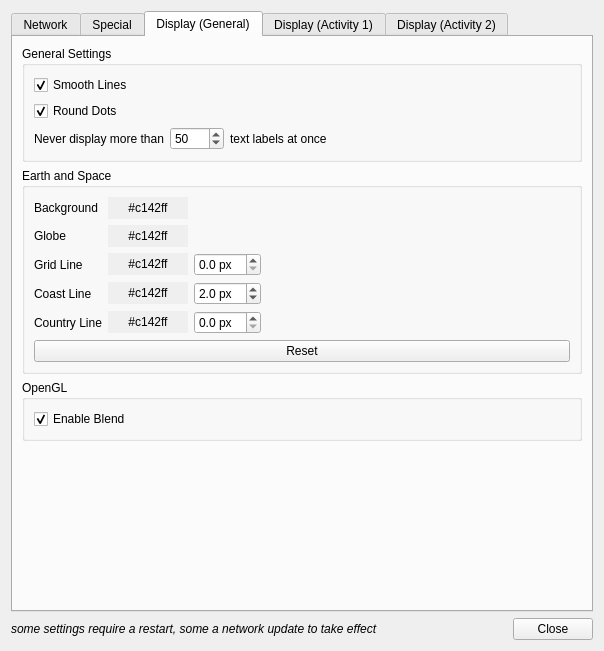
Before: the Qt Designer form trunk/QuteScoop/src/PreferencesDialog.ui in qutescoop/qutescoop, drawn with Qt 5.
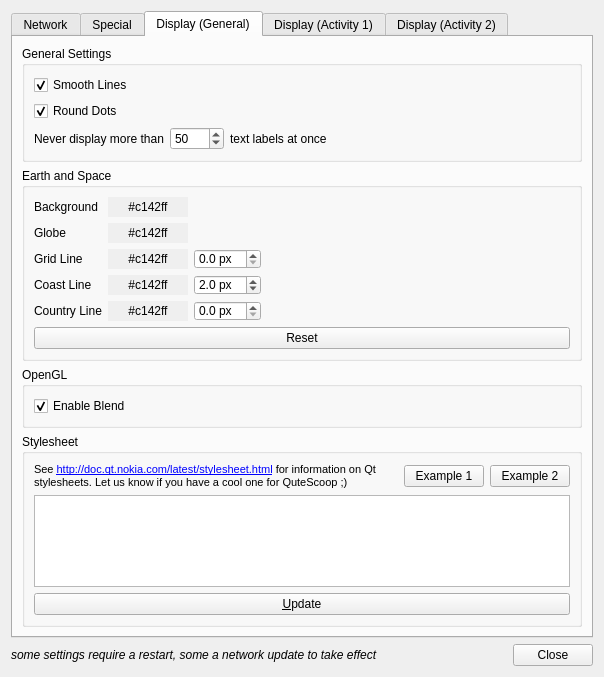
After: the same form once the commit is applied. The open tabs and pages were chosen to show the change. Icons and pictures are not drawn.

Commit message: some new stuff: * output debug to 'log.txt' * added styleSheet support * brought back "Show all routes" * lightColors.ini holds a lighter colorscheme * Some new texts in menus and in windows * README had old info. Changed to README.html and gets now dynamically loaded

```diff
--- a/trunk/QuteScoop/src/PreferencesDialog.ui
+++ b/trunk/QuteScoop/src/PreferencesDialog.ui
@@ -178,13 +178,26 @@
                </item>
                <item>
                 <widget class="QCheckBox" name="cbSaveWhazzupData">
+                 <property name="toolTip">
+                  <string>Saves downloaded status data to /downloaded. Can be used to record whole evenings. Replay with Time Warp and &quot;use downloaded&quot;.</string>
+                 </property>
                  <property name="text">
-                  <string>Save downloaded Whazzupdata on hard disk</string>
+                  <string>Save Whazzups</string>
                  </property>
                 </widget>
                </item>
               </layout>
              </item>
+             <item>
+              <widget class="QCheckBox" name="cbShootScreenshots">
+               <property name="toolTip">
+                <string>Saves screenshots to /screenshots whenever new data is displayed. Together with &quot;Save Whazzups&quot;, this allows to make movies of whole evenings.</string>
+               </property>
+               <property name="text">
+                <string>Save &amp;screenshots</string>
+               </property>
+              </widget>
+             </item>
             </layout>
            </widget>
           </item>
@@ -418,7 +431,7 @@
              <bool>true</bool>
             </property>
             <property name="text">
-             <string>Check for  programm and datafile updates</string>
+             <string>Check for program and datafile updates</string>
             </property>
             <property name="checked">
              <bool>true</bool>
@@ -428,7 +441,10 @@
           <item>
            <widget class="QCheckBox" name="cbSendVersionInfo">
             <property name="enabled">
-             <bool>true</bool>
+             <bool>false</bool>
+            </property>
+            <property name="toolTip">
+             <string>Disabled due to server move</string>
             </property>
             <property name="text">
              <string>Send version number, platform and preferred network to server</string>
@@ -790,7 +806,7 @@
           <item>
            <widget class="QPushButton" name="pbImportFromFile">
             <property name="toolTip">
-             <string>Reads settings from .ini file.</string>
+             <string>Reads settings from .ini file. This does not replace your current settings, but gets merged with it. That means, only values present in the new .ini will actually be changed.</string>
             </property>
             <property name="text">
              <string>Import settings from file</string>
@@ -1145,6 +1161,72 @@
          </layout>
         </widget>
        </item>
+       <item>
+        <widget class="QGroupBox" name="gbStylesheet">
+         <property name="title">
+          <string>Stylesheet</string>
+         </property>
+         <layout class="QVBoxLayout" name="verticalLayout_11">
+          <item>
+           <layout class="QHBoxLayout" name="horizontalLayout_6">
+            <item>
+             <widget class="QLabel" name="label_18">
+              <property name="sizePolicy">
+               <sizepolicy hsizetype="Expanding" vsizetype="Preferred">
+                <horstretch>0</horstretch>
+                <verstretch>0</verstretch>
+               </sizepolicy>
+              </property>
+              <property name="text">
+               <string>&lt;!DOCTYPE HTML PUBLIC &quot;-//W3C//DTD HTML 4.0//EN&quot; &quot;http://www.w3.org/TR/REC-html40/strict.dtd&quot;&gt;
+&lt;html&gt;&lt;head&gt;&lt;meta name=&quot;qrichtext&quot; content=&quot;1&quot; /&gt;&lt;style type=&quot;text/css&quot;&gt;
+p, li { white-space: pre-wrap; }
+&lt;/style&gt;&lt;/head&gt;&lt;body style=&quot; font-family:'MS Shell Dlg 2'; font-size:8.25pt; font-weight:400; font-style:normal;&quot;&gt;
+&lt;p style=&quot; margin-top:0px; margin-bottom:0px; margin-left:0px; margin-right:0px; -qt-block-indent:0; text-indent:0px;&quot;&gt;&lt;span style=&quot; font-size:8pt;&quot;&gt;See &lt;/span&gt;&lt;a href=&quot;http://doc.qt.nokia.com/latest/stylesheet.html&quot;&gt;&lt;span style=&quot; font-size:8pt; text-decoration: underline; color:#0000ff;&quot;&gt;http://doc.qt.nokia.com/latest/stylesheet.html&lt;/span&gt;&lt;/a&gt;&lt;span style=&quot; font-size:8pt;&quot;&gt; for information on Qt stylesheets. Let us know if you have a cool one for QuteScoop ;)&lt;/span&gt;&lt;/p&gt;&lt;/body&gt;&lt;/html&gt;</string>
+              </property>
+              <property name="textFormat">
+               <enum>Qt::RichText</enum>
+              </property>
+              <property name="wordWrap">
+               <bool>true</bool>
+              </property>
+              <property name="openExternalLinks">
+               <bool>true</bool>
+              </property>
+             </widget>
+            </item>
+            <item>
+             <widget class="QPushButton" name="pbStylesheetExample1">
+              <property name="styleSheet">
+               <string notr="true"/>
+              </property>
+              <property name="text">
+               <string>Example 1</string>
+              </property>
+             </widget>
+            </item>
+            <item>
+             <widget class="QPushButton" name="pbStylesheetExample2">
+              <property name="text">
+               <string>Example 2</string>
+              </property>
+             </widget>
+            </item>
+           </layout>
+          </item>
+          <item>
+           <widget class="QPlainTextEdit" name="tedStylesheet"/>
+          </item>
+          <item>
+           <widget class="QPushButton" name="pbStylesheetUpdate">
+            <property name="text">
+             <string>&amp;Update</string>
+            </property>
+           </widget>
+          </item>
+         </layout>
+        </widget>
+       </item>
        <item>
         <spacer>
          <property name="orientation">
```
Left out of the diff: 284 changed lines with no effect on the pictures. The commit also changes 29 other files.
